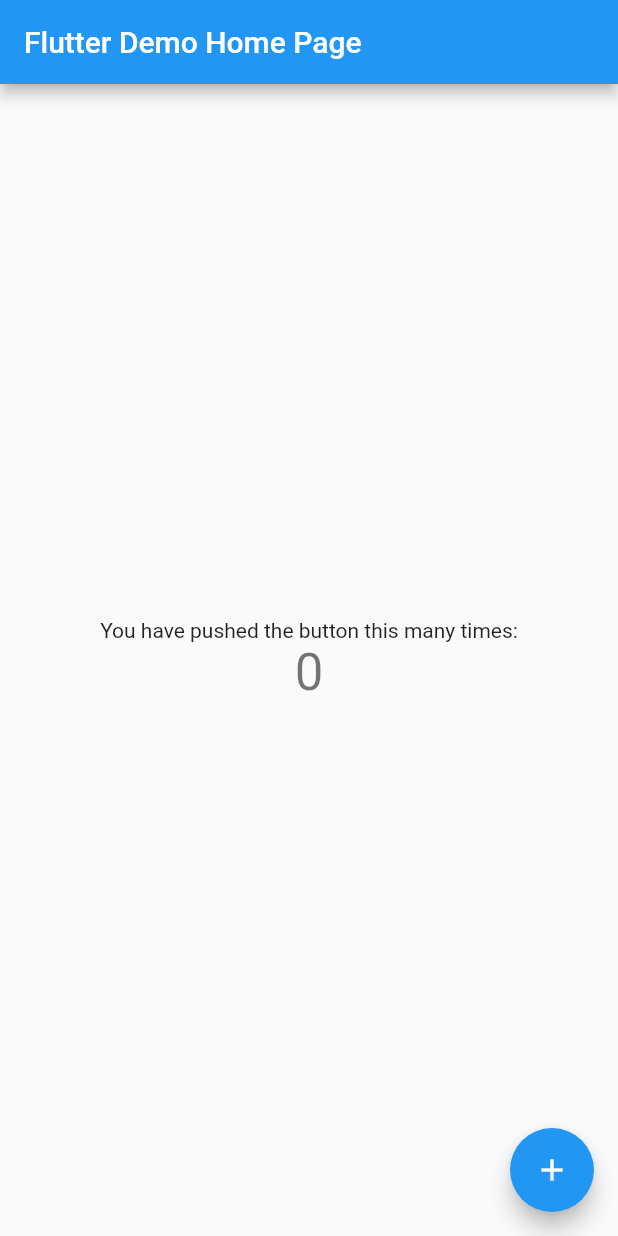
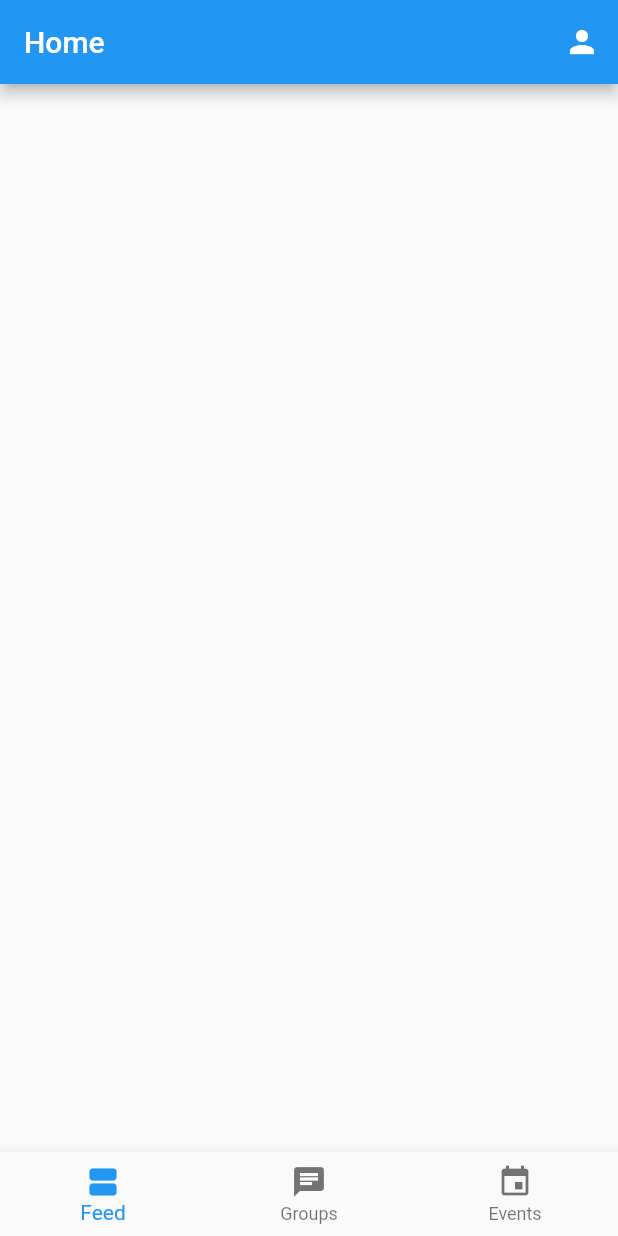
Before and after one commit to ailtonvivaz/flutter-in-around, a Flutter app: the screen it shows after launch, on a phone screen of 412 x 824 dp. Run offline on Flutter 3.47's test engine with Material 2 defaults, Android fonts, the phone set to English and light mode, and no system bars.

Commit message:
Add HomeScreen with tabbar

```diff
--- a/lib/main.dart
+++ b/lib/main.dart
@@ -1,111 +1,17 @@
 import 'package:flutter/material.dart';
+import 'package:flutter_in_around/src/home_screen.dart';
 
 void main() => runApp(MyApp());
 
 class MyApp extends StatelessWidget {
-  // This widget is the root of your application.
   @override
   Widget build(BuildContext context) {
     return MaterialApp(
-      title: 'Flutter Demo',
+      title: 'Flutter in Around',
       theme: ThemeData(
-        // This is the theme of your application.
-        //
-        // Try running your application with "flutter run". You'll see the
-        // application has a blue toolbar. Then, without quitting the app, try
-        // changing the primarySwatch below to Colors.green and then invoke
-        // "hot reload" (press "r" in the console where you ran "flutter run",
-        // or simply save your changes to "hot reload" in a Flutter IDE).
-        // Notice that the counter didn't reset back to zero; the application
-        // is not restarted.
         primarySwatch: Colors.blue,
       ),
-      home: MyHomePage(title: 'Flutter Demo Home Page'),
+      home: HomeScreen(),
     );
   }
 }
-
-class MyHomePage extends StatefulWidget {
-  MyHomePage({Key key, this.title}) : super(key: key);
-
-  // This widget is the home page of your application. It is stateful, meaning
-  // that it has a State object (defined below) that contains fields that affect
-  // how it looks.
-
-  // This class is the configuration for the state. It holds the values (in this
-  // case the title) provided by the parent (in this case the App widget) and
-  // used by the build method of the State. Fields in a Widget subclass are
-  // always marked "final".
-
-  final String title;
-
-  @override
-  _MyHomePageState createState() => _MyHomePageState();
-}
-
-class _MyHomePageState extends State<MyHomePage> {
-  int _counter = 0;
-
-  void _incrementCounter() {
-    setState(() {
-      // This call to setState tells the Flutter framework that something has
-      // changed in this State, which causes it to rerun the build method below
-      // so that the display can reflect the updated values. If we changed
-      // _counter without calling setState(), then the build method would not be
-      // called again, and so nothing would appear to happen.
-      _counter++;
-    });
-  }
-
-  @override
-  Widget build(BuildContext context) {
-    // This method is rerun every time setState is called, for instance as done
-    // by the _incrementCounter method above.
-    //
-    // The Flutter framework has been optimized to make rerunning build methods
-    // fast, so that you can just rebuild anything that needs updating rather
-    // than having to individually change instances of widgets.
-    return Scaffold(
-      appBar: AppBar(
-        // Here we take the value from the MyHomePage object that was created by
-        // the App.build method, and use it to set our appbar title.
-        title: Text(widget.title),
-      ),
-      body: Center(
-        // Center is a layout widget. It takes a single child and positions it
-        // in the middle of the parent.
-        child: Column(
-          // Column is also layout widget. It takes a list of children and
-          // arranges them vertically. By default, it sizes itself to fit its
-          // children horizontally, and tries to be as tall as its parent.
-          //
-          // Invoke "debug painting" (press "p" in the console, choose the
-          // "Toggle Debug Paint" action from the Flutter Inspector in Android
-          // Studio, or the "Toggle Debug Paint" command in Visual Studio Code)
-          // to see the wireframe for each widget.
-          //
-          // Column has various properties to control how it sizes itself and
-          // how it positions its children. Here we use mainAxisAlignment to
-          // center the children vertically; the main axis here is the vertical
-          // axis because Columns are vertical (the cross axis would be
-          // horizontal).
-          mainAxisAlignment: MainAxisAlignment.center,
-          children: <Widget>[
-            Text(
-              'You have pushed the button this many times:',
-            ),
-            Text(
-              '$_counter',
-              style: Theme.of(context).textTheme.display1,
-            ),
-          ],
-        ),
-      ),
-      floatingActionButton: FloatingActionButton(
-        onPressed: _incrementCounter,
-        tooltip: 'Increment',
-        child: Icon(Icons.add),
-      ), // This trailing comma makes auto-formatting nicer for build methods.
-    );
-  }
-}
--- /dev/null
+++ b/lib/src/home_screen.dart
@@ -0,0 +1,44 @@
+import 'package:flutter/material.dart';
+
+class HomeScreen extends StatefulWidget {
+  @override
+  _HomeScreenState createState() => _HomeScreenState();
+}
+
+class _HomeScreenState extends State<HomeScreen> {
+
+  int _selectedIndex = 0;
+
+  void _onItemTapped(int index) {
+    setState(() {
+      _selectedIndex = index;
+    });
+  }
+
+  @override
+  Widget build(BuildContext context) {
+    return Scaffold(
+      appBar: AppBar(
+        title: Text('Home'),
+        actions: <Widget>[
+          IconButton(
+            icon: Icon(Icons.person),
+            onPressed: () {},
+          )
+        ],
+      ),
+      bottomNavigationBar: BottomNavigationBar(
+        items: [
+          BottomNavigationBarItem(
+              icon: Icon(Icons.view_agenda), title: Text('Feed')),
+          BottomNavigationBarItem(
+              icon: Icon(Icons.chat), title: Text('Groups')),
+          BottomNavigationBarItem(
+              icon: Icon(Icons.event), title: Text('Events')),
+        ],
+        currentIndex: _selectedIndex,
+        onTap: _onItemTapped,
+      ),
+    );
+  }
+}
```
